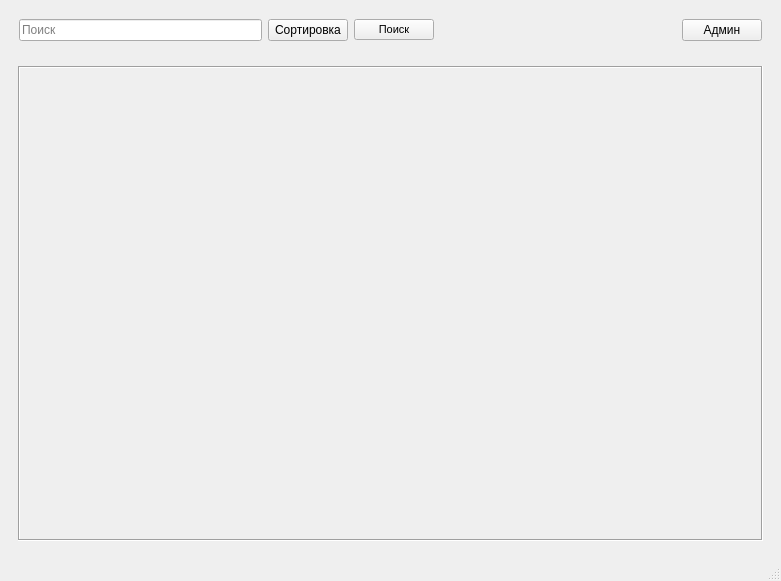
This is ui_files/main_window.ui in gg-master/Cinema_prj as Qt 5 draws it before an edit. The edited form follows.
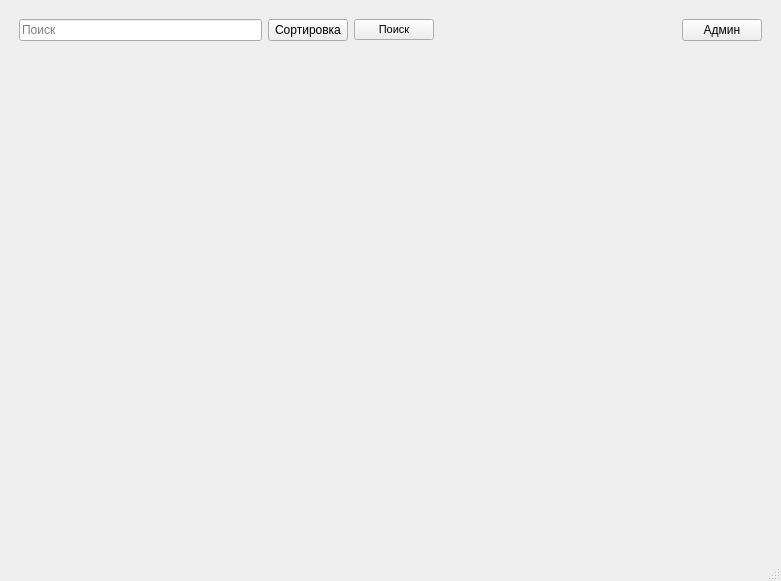
This is the edited form. Icons and pictures are not drawn.

The edit to the form file:
```diff
--- a/ui_files/main_window.ui
+++ b/ui_files/main_window.ui
@@ -111,7 +111,7 @@
           <bool>false</bool>
          </property>
          <property name="frameShape">
-          <enum>QFrame::Box</enum>
+          <enum>QFrame::NoFrame</enum>
          </property>
          <property name="frameShadow">
           <enum>QFrame::Sunken</enum>
@@ -127,8 +127,8 @@
            <rect>
             <x>0</x>
             <y>0</y>
-            <width>741</width>
-            <height>449</height>
+            <width>745</width>
+            <height>453</height>
            </rect>
           </property>
          </widget>
```
